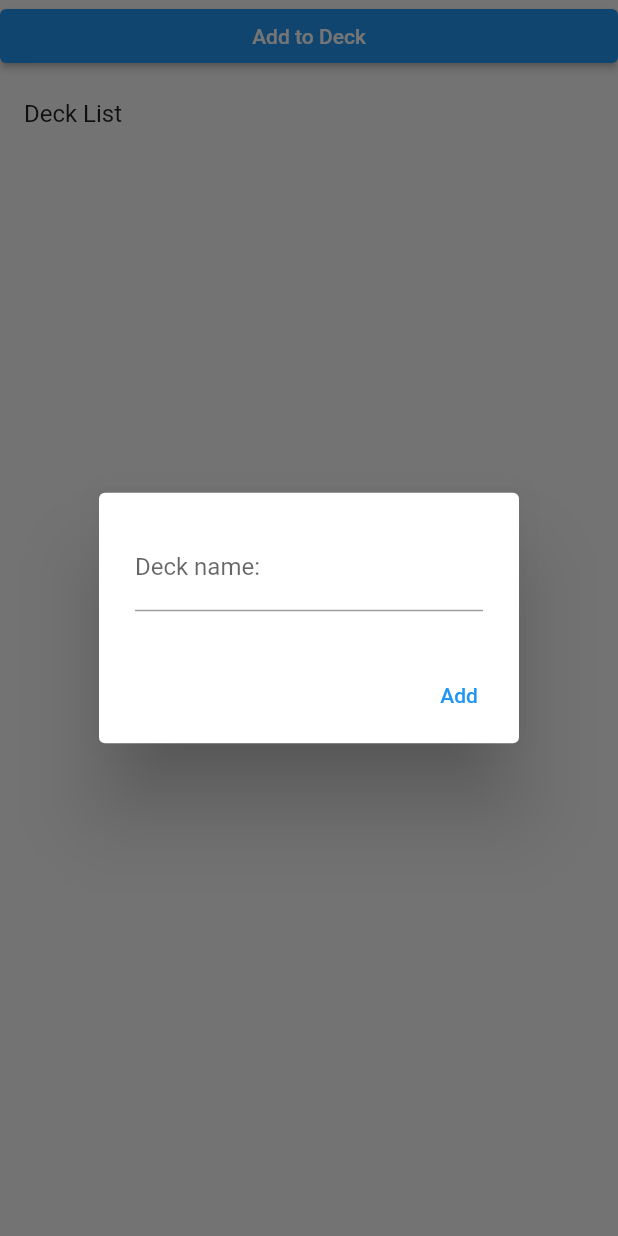
After one commit to bernardopiane/yugioh-flutter-app, a Flutter app: the DeckListPage screen opened directly, after a tap on "Add to Deck", on a phone screen of 412 x 824 dp. The commit adds this screen. Run offline on Flutter 3.47's test engine with Material 2 defaults, Android fonts, the phone set to English and light mode, and no system bars; our stand-ins replace expandable, photo_view; network calls fail.

Commit message:
Added deck & decklist

```diff
--- a/lib/models/card_deck.dart
+++ b/lib/models/card_deck.dart
@@ -4,7 +4,7 @@ class CardInDeck {
   CardInfoEntity? card;
   int? quantity;
 
-  CardInDeck(this.card);
+  CardInDeck(this.card, {this.quantity = 1});
 
   CardInDeck.multiple(this.card, this.quantity);
 }
--- /dev/null
+++ b/lib/models/deck_list.dart
@@ -0,0 +1,14 @@
+import 'package:flutter/material.dart';
+
+import 'deck.dart';
+
+class DeckList extends ChangeNotifier{
+  DeckList(this.decks);
+
+  List<Deck> decks = [];
+
+  addDeck(deck){
+    decks.add(deck);
+    notifyListeners();
+  }
+}
--- a/lib/pages/adv_search.dart
+++ b/lib/pages/adv_search.dart
@@ -1,10 +1,7 @@
-import 'dart:convert';
 
 import 'package:flutter/material.dart';
 import 'package:yugi_deck/card_info_entity.dart';
-import 'package:yugi_deck/globals.dart';
 import 'package:yugi_deck/models/card_attributes.dart';
-import 'package:http/http.dart' as http;
 import 'package:yugi_deck/models/card_link_marker.dart';
 import 'package:yugi_deck/utils.dart';
 import 'package:yugi_deck/widgets/card_grid_view.dart';
@@ -51,7 +48,6 @@ class _AdvSearchState extends State<AdvSearch> {
       ),
       body: SafeArea(
         minimum: const EdgeInsets.all(8),
-        //TODO: migrate to sliverlistview with form as header
         child: SingleChildScrollView(
           child: Column(
             children: [
--- a/lib/pages/card_detail.dart
+++ b/lib/pages/card_detail.dart
@@ -35,8 +35,8 @@ class CardDetail extends StatelessWidget {
                       Row(
                         mainAxisAlignment: MainAxisAlignment.spaceBetween,
                         children: [
-                          CardAttribute(attribute: card.attribute!),
-                          CardLevel(level: card.level!)
+                          if(card.attribute != null) CardAttribute(attribute: card.attribute!),
+                          if(card.level != null) CardLevel(level: card.level!)
                         ],
                       ),
                     if (card.attribute == null) Text("[${card.type}]"),
--- /dev/null
+++ b/lib/pages/deck_list_page.dart
@@ -0,0 +1,79 @@
+import 'package:flutter/material.dart';
+import 'package:provider/provider.dart';
+import 'package:yugi_deck/models/deck.dart';
+import 'package:yugi_deck/models/deck_list.dart';
+import 'package:yugi_deck/pages/deck_detail.dart';
+
+class DeckListPage extends StatefulWidget {
+  const DeckListPage({Key? key}) : super(key: key);
+
+  @override
+  State<DeckListPage> createState() => _DeckListPageState();
+}
+
+class _DeckListPageState extends State<DeckListPage> {
+  String? inputDeckName;
+
+  @override
+  Widget build(BuildContext context) {
+    return Scaffold(
+      appBar: AppBar(toolbarHeight: 0),
+      body: ListView(
+        children: [
+          ElevatedButton(
+              onPressed: () {
+                showDialog(
+                    context: context,
+                    builder: (context) {
+                      return AlertDialog(
+                        content: TextFormField(
+                          decoration:
+                              const InputDecoration(label: Text("Deck name: ")),
+                          onChanged: (value) {
+                            setState(() {
+                              inputDeckName = value;
+                            });
+                          },
+                        ),
+                        actions: [
+                          TextButton(
+                              onPressed: () {
+                                Navigator.pop(context);
+                              },
+                              child: const Text("Add"))
+                        ],
+                      );
+                    }).then((value) {
+                  if (inputDeckName != "") {
+                    Provider.of<DeckList>(context, listen: false)
+                        .addDeck(Deck(inputDeckName.toString()));
+                    inputDeckName = "";
+                  }
+                });
+              },
+              child: const Text("Add to Deck")),
+          const ListTile(
+            title: Text("Deck List"),
+          ),
+          ..._buildDeckList(context)
+        ],
+      ),
+    );
+  }
+
+  List<Widget> _buildDeckList(BuildContext context) {
+    List<Widget> widgets = [];
+    Provider.of<DeckList>(context).decks.forEach((element) {
+      widgets.add(ListTile(
+        title: Text(element.name),
+        onTap: () => {
+          Navigator.push(
+            context,
+            MaterialPageRoute(builder: (context) => DeckDetail(deck: element)),
+          )
+        },
+      ));
+    });
+    return widgets;
+  }
+}
--- a/lib/pages/main_page.dart
+++ b/lib/pages/main_page.dart
@@ -1,6 +1,5 @@
 import 'package:flutter/material.dart';
 import 'package:yugi_deck/card_info_entity.dart';
-import 'package:yugi_deck/widgets/my_card.dart';
 import '../utils.dart';
 import '../widgets/card_grid_view.dart';
 
--- a/lib/widgets/my_card.dart
+++ b/lib/widgets/my_card.dart
@@ -6,7 +6,8 @@ import 'package:yugi_deck/pages/card_detail.dart';
 class MyCard extends StatelessWidget {
   final CardInfoEntity cardInfo;
   final bool fullImage = false;
-  const MyCard({Key? key, required this.cardInfo, fullImage = false})
+  final noTap;
+  const MyCard({Key? key, required this.cardInfo, fullImage = false, this.noTap = false})
       : super(key: key);
 
   @override
@@ -52,6 +53,8 @@ class MyCard extends StatelessWidget {
         ),
         Material(
           color: Colors.transparent,
+          child: IgnorePointer(
+            ignoring: noTap ? true : false,
             child: InkWell(
               onTap: () {
                   Navigator.of(context).push(
@@ -61,6 +64,7 @@ class MyCard extends StatelessWidget {
                   );
               },
             ),
+          ),
         )
       ],
     );
--- a/pubspec.yaml
+++ b/pubspec.yaml
@@ -40,6 +40,7 @@ dependencies:
   expandable: ^5.0.1
   hive: ^2.2.3
   hive_flutter:
+  provider: ^6.0.3
 dev_dependencies:
   flutter_test:
     sdk: flutter
```
Also changed, not shown: lib/main.dart (+9 -1 lines), lib/pages/deck_detail.dart (added, +142 -0 lines), lib/pages/deck_list.dart (deleted, +0 -13 lines), lib/pages/my_home_page.dart (+10 -0 lines), pubspec.lock. Lines whose indentation alone changed are shown as unchanged.
